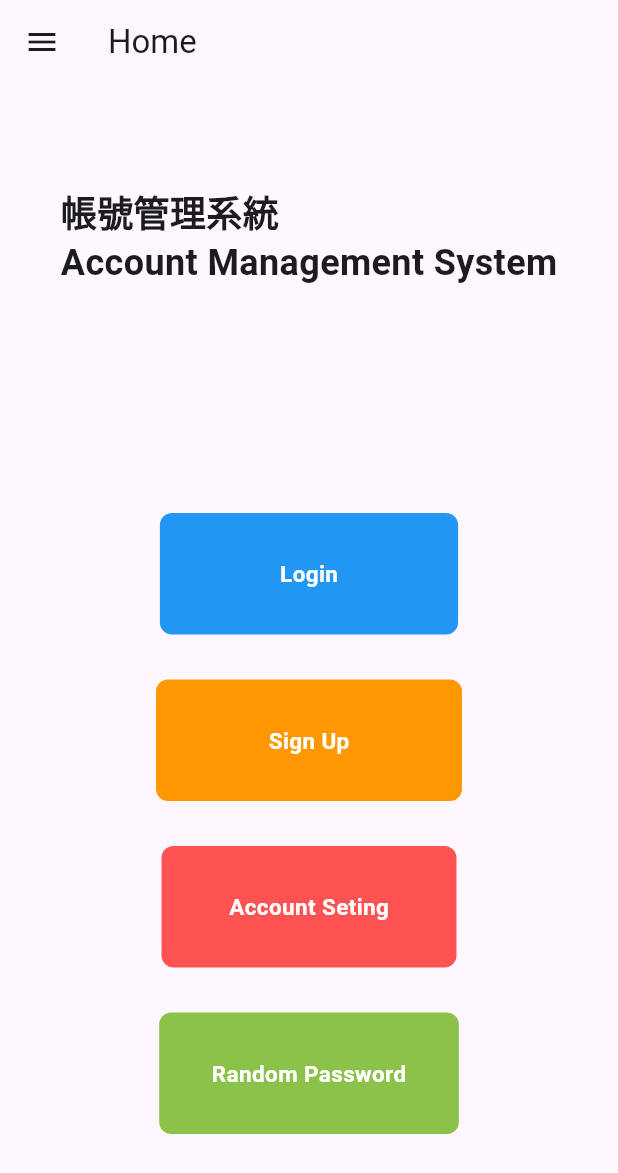
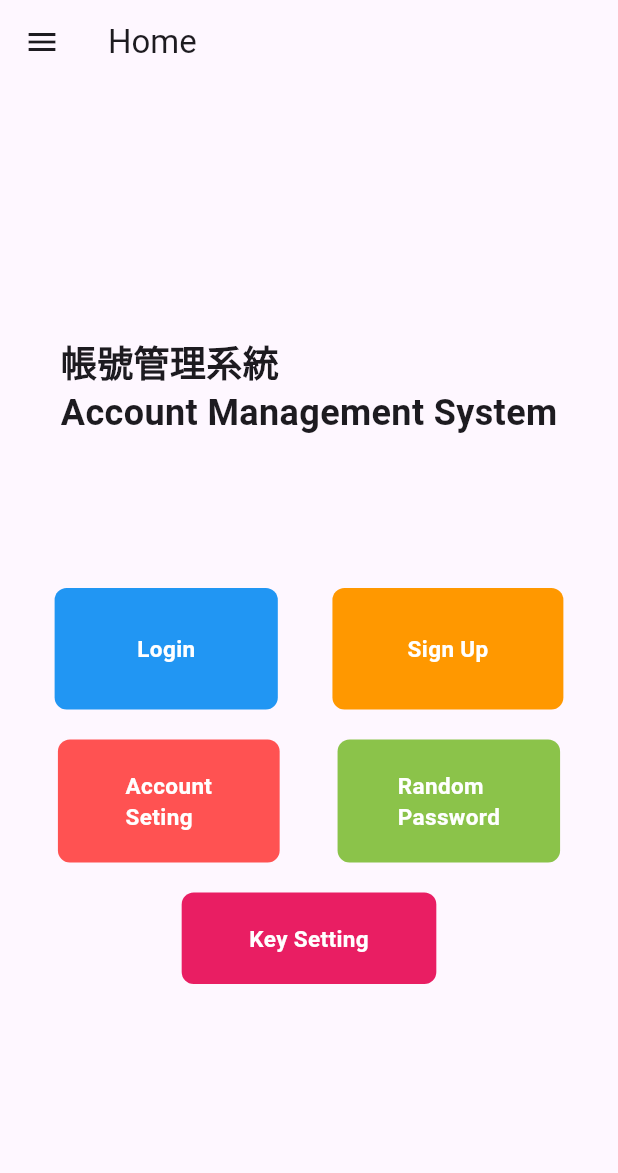
Before and after one commit to Alan-Allen/NSRC_54_Flutter_School, a Flutter app: the screen it shows after launch, on a phone screen of 412 x 824 dp. Shown: the top 1173 px of the screen. Run offline on Flutter 3.47's test engine with Material 3 defaults, Android fonts, the light colour scheme and no system bars; our stand-ins replace sqflite; accounts and stored records are empty.

Commit message:
school-2024/3/11/03:26

```diff
--- a/lib/screens/HomeScreen.dart
+++ b/lib/screens/HomeScreen.dart
@@ -25,52 +25,72 @@ class HomeScreen extends StatelessWidget {
                     fontWeight: FontWeight.bold,
                   ),
                 ),
-                const SizedBox(height: 150),
+                const SizedBox(height: 100),
+                Row(
+                  mainAxisAlignment: MainAxisAlignment.spaceEvenly,
+                  children: [
                     CustomButton(
                       onPressed: () {
                         print('LoginScreen Button Pressed');
                         Navigator.pushNamed(context, '/login');
                       },
-                  width: 80,
+                      width: 55,
                       height: 30,
                       text: 'Login',
                       color: Colors.blue,
                       textColor: Colors.white,
                     ),
-                const SizedBox(height: 30),
                     CustomButton(
                       onPressed: () {
                         print('SignInScreen Button Pressed');
                         Navigator.pushNamed(context, '/signIn');
                       },
-                    width: 75,
+                      width: 50,
                       height: 30,
                       text: 'Sign Up',
                       color: Colors.orange,
                       textColor: Colors.white,
                     ),
-                const SizedBox(height: 30),
+                  ],
+                ),
+                const SizedBox(height: 20),
+                Row(
+                  mainAxisAlignment: MainAxisAlignment.spaceEvenly,
+                  children: [
                     CustomButton(
                       onPressed: () {
                         print('AccountSettingScreen Button Pressed');
                         Navigator.pushNamed(context, '/account');
                       },
                       width: 45,
-                  height: 30,
-                  text: 'Account Seting',
+                      height: 20,
+                      text: 'Account\nSeting',
                       color: Colors.redAccent,
                       textColor: Colors.white,
                     ),
-                const SizedBox(height: 30),
                     CustomButton(
                       onPressed: () {
                         print('PasswordScreen Button Pressed');
                         Navigator.pushNamed(context, '/password');
                       },
-                  width: 35,
-                  height: 30,
-                  text: 'Random Password',
+                      width: 40,
+                      height: 20,
+                      text: 'Random\nPassword',
                       color: Colors.lightGreen,
+                      textColor: Colors.white,
+                    ),
+                  ],
+                ),
+                const SizedBox(height: 20),
+                CustomButton(
+                  onPressed: () {
+                    print('KeySettingScreen Button Pressed');
+                    Navigator.pushNamed(context, '/');
+                  },
+                  width: 45,
+                  height: 20,
+                  text: 'Key Setting',
+                  color: Colors.pink,
                   textColor: Colors.white,
                 ),
               ],
```
Lines whose indentation alone changed are shown as unchanged.
